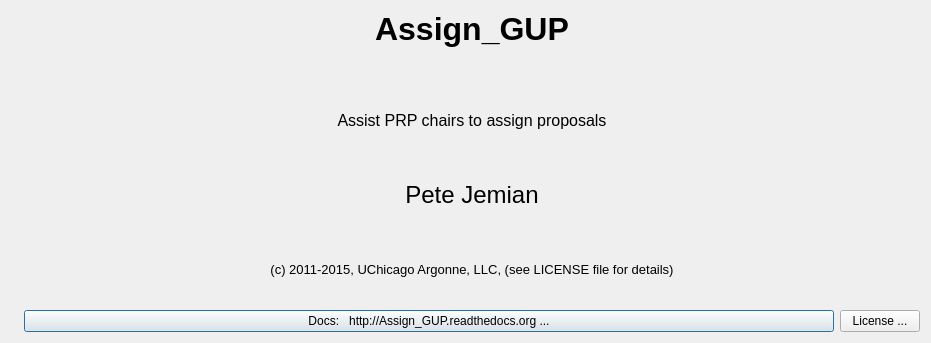
The window that src/Assign_GUP/resources/about.ui (prjemian/assign_gup) describes before a commit, drawn with Qt 5.
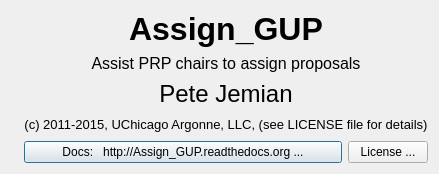
The same window after the commit. Icons and pictures are not drawn.

Patch:
```diff
--- a/src/Assign_GUP/resources/about.ui
+++ b/src/Assign_GUP/resources/about.ui
@@ -9,8 +9,8 @@
    <rect>
     <x>0</x>
     <y>0</y>
-    <width>931</width>
-    <height>343</height>
+    <width>429</width>
+    <height>174</height>
    </rect>
   </property>
   <property name="windowTitle">
```
